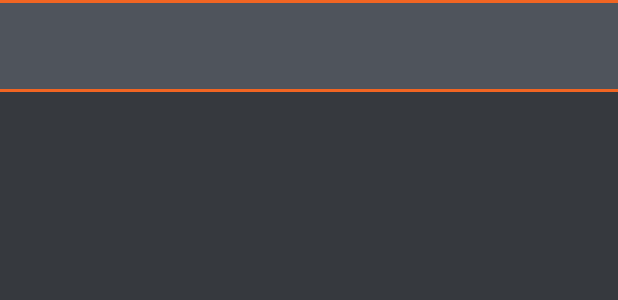
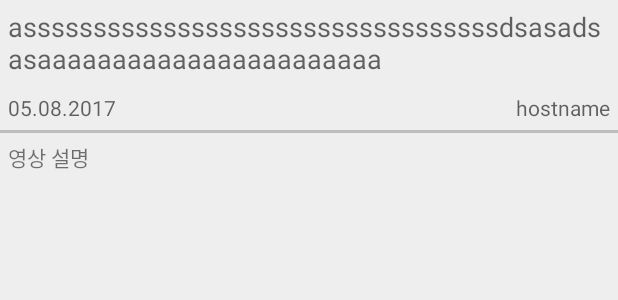
Before and after one commit to Leejigun/Tayga, an Android app: the layout fragment_youtube_detail.xml on its own in the app's theme, with its tools: preview values and no code run, on a phone screen of 412 x 824 dp. Shown: the top 300 px of the screen. Run offline under Robolectric (Android 15) with nearby library versions, the phone set to English and light mode, and no system bars.

Commit message:
change Youtube cardView theme

```diff
--- a/app/src/main/res/layout/activity_game_detail_page.xml
+++ b/app/src/main/res/layout/activity_game_detail_page.xml
@@ -5,7 +5,8 @@
 
     <FrameLayout
         android:layout_width="match_parent"
-        android:layout_height="match_parent">
+        android:layout_height="match_parent"
+        android:background="@color/cardview_background">
 
         <android.support.v7.widget.RecyclerView
             android:id="@+id/rcvGameDetail"
--- a/app/src/main/res/layout/fragment_youtube_detail.xml
+++ b/app/src/main/res/layout/fragment_youtube_detail.xml
@@ -18,62 +18,73 @@
             android:layout_height="match_parent"
             android:orientation="vertical">
 
-            <View
-                android:layout_width="match_parent"
-                android:layout_height="2dp"
-                android:background="@color/discord_orange" />
-
             <LinearLayout
                 android:layout_width="match_parent"
                 android:layout_height="wrap_content"
-                android:background="@color/discord_light_gray"
+                android:background="@color/cardview_background"
                 android:orientation="vertical">
 
                 <TextView
                     android:id="@+id/txtYoutubeDetailTitle"
                     android:layout_width="match_parent"
                     android:layout_height="match_parent"
+                    android:hint="assssssssssssssssssssssssssssssssssdsasadsasaaaaaaaaaaaaaaaaaaaaaaa"
+                    android:padding="5dp"
                     android:text="@{youTubeData.snippet.title}"
-                    android:textColor="@android:color/white"
-                    android:textSize="20sp" />
+                    android:textSize="18sp"
+                    android:theme="@style/BroadCardTextView" />
 
-                <TextView
-                    android:id="@+id/txtYoutubeDetailHostName"
-                    android:layout_width="wrap_content"
+                <RelativeLayout
+                    android:layout_width="match_parent"
                     android:layout_height="wrap_content"
-                    android:layout_gravity="right"
-                    android:layout_margin="5dp"
-                    android:text="@{youTubeData.snippet.channelTitle}"
-                    android:textColor="@android:color/white" />
+                    android:padding="5dp">
+
+                    <TextView
+                        android:id="@+id/txtYoutubePublicshAt"
+                        android:layout_width="wrap_content"
+                        android:layout_height="wrap_content"
+                        android:layout_alignParentLeft="true"
+                        android:hint="05.08.2017"
+                        android:text="@{youTubeData.snippet.getPublishedAt}"/>
+
+                    <TextView
+                        android:id="@+id/txtYoutubeDetailHostName"
+                        android:layout_width="wrap_content"
+                        android:layout_height="wrap_content"
+                        android:layout_alignParentRight="true"
+                        android:layout_gravity="right"
+                        android:hint="hostname"
+                        android:text="@{youTubeData.snippet.channelTitle}"
+                        android:theme="@style/BroadCardTextView" />
+                </RelativeLayout>
+
+
             </LinearLayout>
 
             <View
                 android:layout_width="match_parent"
                 android:layout_height="2dp"
-                android:background="@color/discord_orange" />
+                android:background="@color/cardview_outline" />
 
             <LinearLayout
                 android:layout_width="match_parent"
                 android:layout_height="match_parent"
-                android:background="@color/discord_1Black"
-                android:orientation="vertical">
+                android:background="@color/cardview_background"
+                android:orientation="vertical"
+                android:padding="5dp">
 
                 <TextView
-                    android:id="@+id/txtYoutubePublicshAt"
                     android:layout_width="wrap_content"
                     android:layout_height="wrap_content"
-                    android:layout_margin="20dp"
-                    android:text="@{youTubeData.snippet.getPublishedAt}"
-                    android:textColor="@android:color/white" />
+                    android:text="영상 설명" />
 
                 <TextView
                     android:id="@+id/txtYoutubeDescription"
                     android:layout_width="match_parent"
                     android:layout_height="wrap_content"
-                    android:layout_margin="10dp"
+                    android:text="@{youTubeData.snippet.description}"
                     android:textSize="20dp"
-                    android:text="@{youTubeData.snippet.description}"
-                    android:textColor="@android:color/white" />
+                    android:linksClickable="true"/>
             </LinearLayout>
         </LinearLayout>
     </LinearLayout>
--- a/app/src/main/res/layout/game_detail_header.xml
+++ b/app/src/main/res/layout/game_detail_header.xml
@@ -76,6 +76,7 @@
         <TextView
             android:layout_margin="5dp"
             android:text="연관 동영상"
+            android:textSize="20dp"
             android:layout_width="wrap_content"
             android:layout_height="wrap_content" />
 
```
Also changed, not shown: app/src/main/java/com/dopy/dopy/tayga/model/youtube/SetOnclickYoutubePlay.java (added, +11 -0 lines), app/src/main/java/com/dopy/dopy/tayga/model/youtube/YoutubeRcvAdapter.java (+15 -3 lines), app/src/main/java/com/dopy/dopy/tayga/model/youtube/YoutubeViewholder.java (+4 -3 lines), app/src/main/java/com/dopy/dopy/tayga/ui/GameDetailPageActivity.java (+9 -9 lines), app/src/main/res/layout/youtube_cardview.xml (+12 -8 lines).
